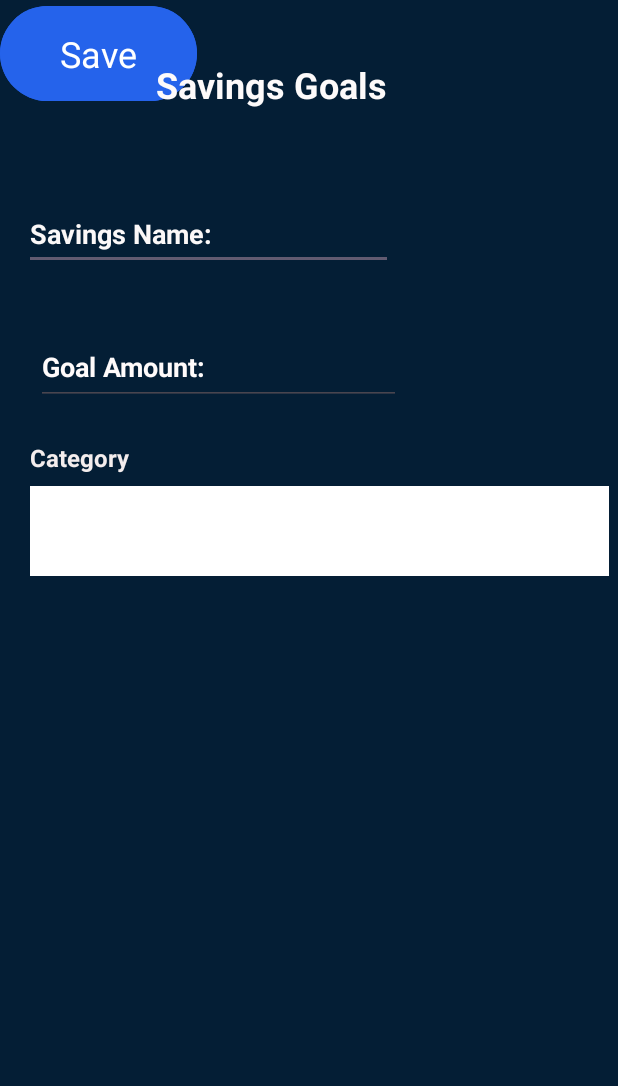
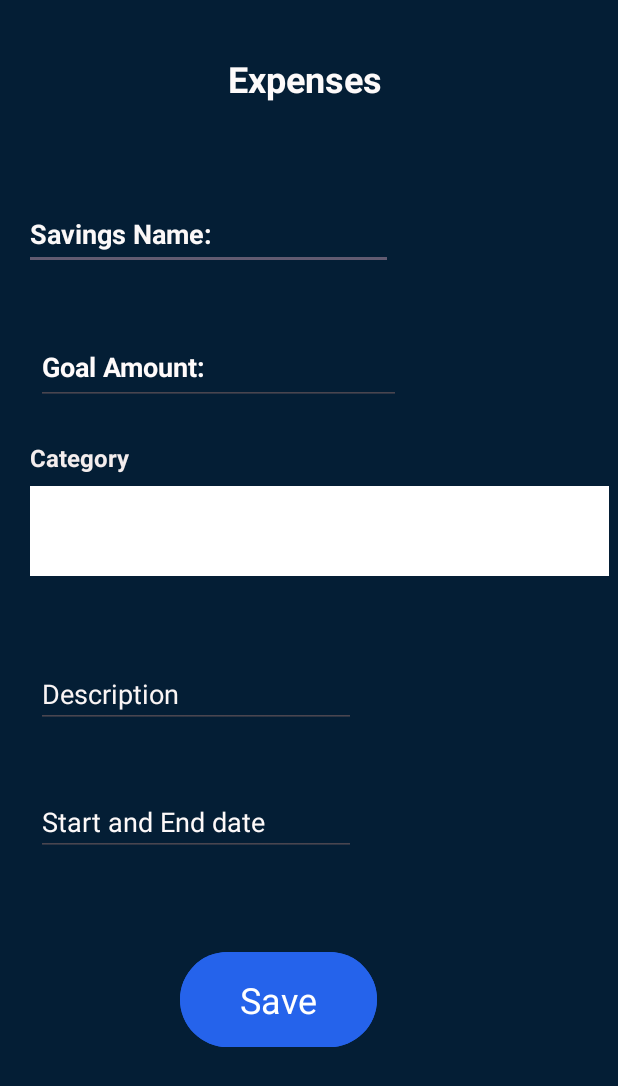
Before and after one commit to AmahleMsomi/Open_Source_SmartSpend2, an Android app built with Jetpack Compose: the addExpense screen opened directly, with no data from a screen before it, on a phone screen of 412 x 824 dp. Shown: the top 1086 px of the screen. Run offline under Robolectric (Android 15) with nearby library versions, the phone set to English and light mode, and no system bars; Roboto replaces fonts that are not available here.

Commit message:
New budget app project

```diff
--- a/app/src/main/res/layout/activity_add_expense.xml
+++ b/app/src/main/res/layout/activity_add_expense.xml
@@ -35,21 +35,23 @@
         android:id="@+id/btnSaveExpense"
         android:layout_width="131dp"
         android:layout_height="71dp"
+        android:layout_marginStart="120dp"
+        android:layout_marginTop="60dp"
         android:backgroundTint="@color/darkblue"
         android:fontFamily="@font/anuphan"
         android:text="Save"
         android:textSize="24sp"
-        tools:layout_editor_absoluteX="123dp"
-        tools:layout_editor_absoluteY="452dp" />
+        app:layout_constraintStart_toStartOf="parent"
+        app:layout_constraintTop_toBottomOf="@+id/editTextText6" />
 
     <TextView
         android:id="@+id/tvAddNewExpense"
         android:layout_width="wrap_content"
         android:layout_height="wrap_content"
-        android:layout_marginStart="104dp"
-        android:layout_marginTop="40dp"
+        android:layout_marginStart="152dp"
+        android:layout_marginTop="36dp"
         android:fontFamily="@font/anuphan"
-        android:text="Savings Goals"
+        android:text="Expenses"
         android:textColor="#FDFAFA"
         android:textSize="24sp"
         android:textStyle="bold"
@@ -100,4 +102,30 @@
         app:layout_constraintStart_toStartOf="parent"
         app:layout_constraintTop_toBottomOf="@+id/etExpenseName" />
 
+    <EditText
+        android:id="@+id/etDescription"
+        android:layout_width="wrap_content"
+        android:layout_height="wrap_content"
+        android:layout_marginStart="24dp"
+        android:layout_marginTop="56dp"
+        android:ems="10"
+        android:inputType="text"
+        android:text="Description"
+        android:textColor="#FAF5F5"
+        app:layout_constraintStart_toStartOf="parent"
+        app:layout_constraintTop_toBottomOf="@+id/spCategory" />
+
+    <EditText
+        android:id="@+id/editTextText6"
+        android:layout_width="wrap_content"
+        android:layout_height="wrap_content"
+        android:layout_marginStart="24dp"
+        android:layout_marginTop="40dp"
+        android:ems="10"
+        android:inputType="text"
+        android:text="Start and End date"
+        android:textColor="#FDF9F9"
+        app:layout_constraintStart_toStartOf="parent"
+        app:layout_constraintTop_toBottomOf="@+id/etDescription" />
+
 </androidx.constraintlayout.widget.ConstraintLayout>
```
Also changed, not shown: app/src/main/res/layout/activity_log_in.xml (+16 -21 lines).
